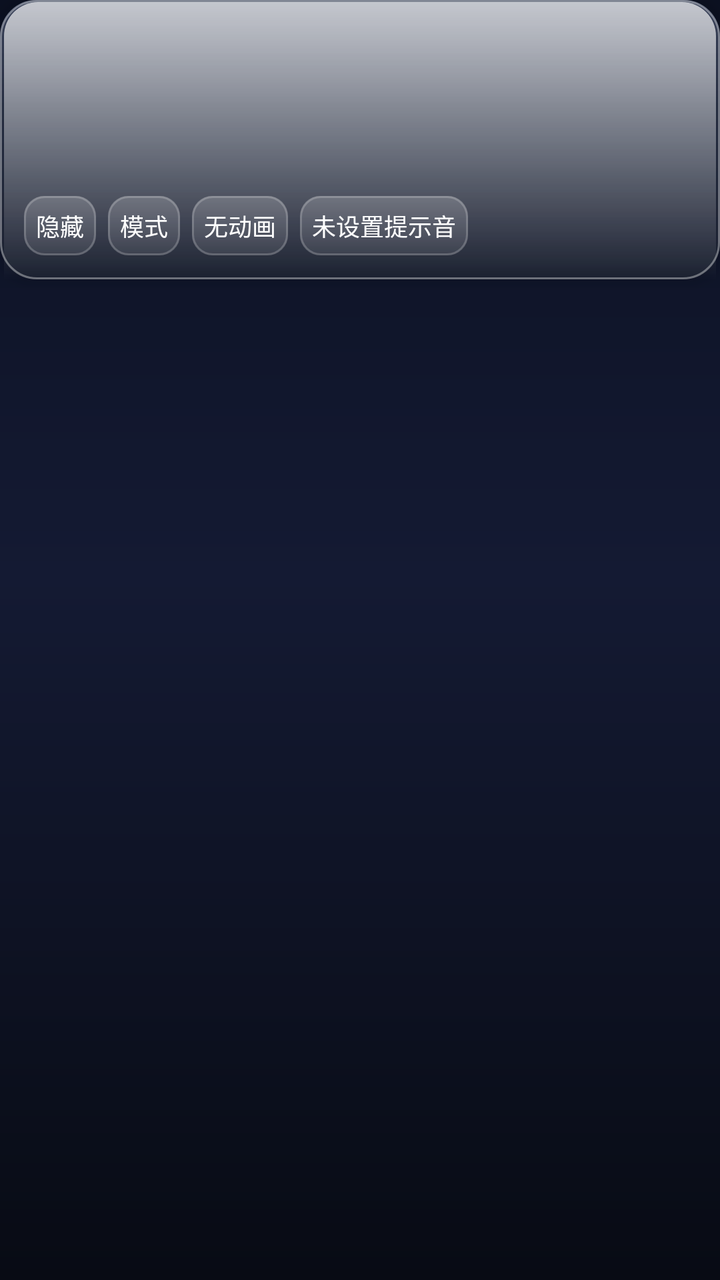
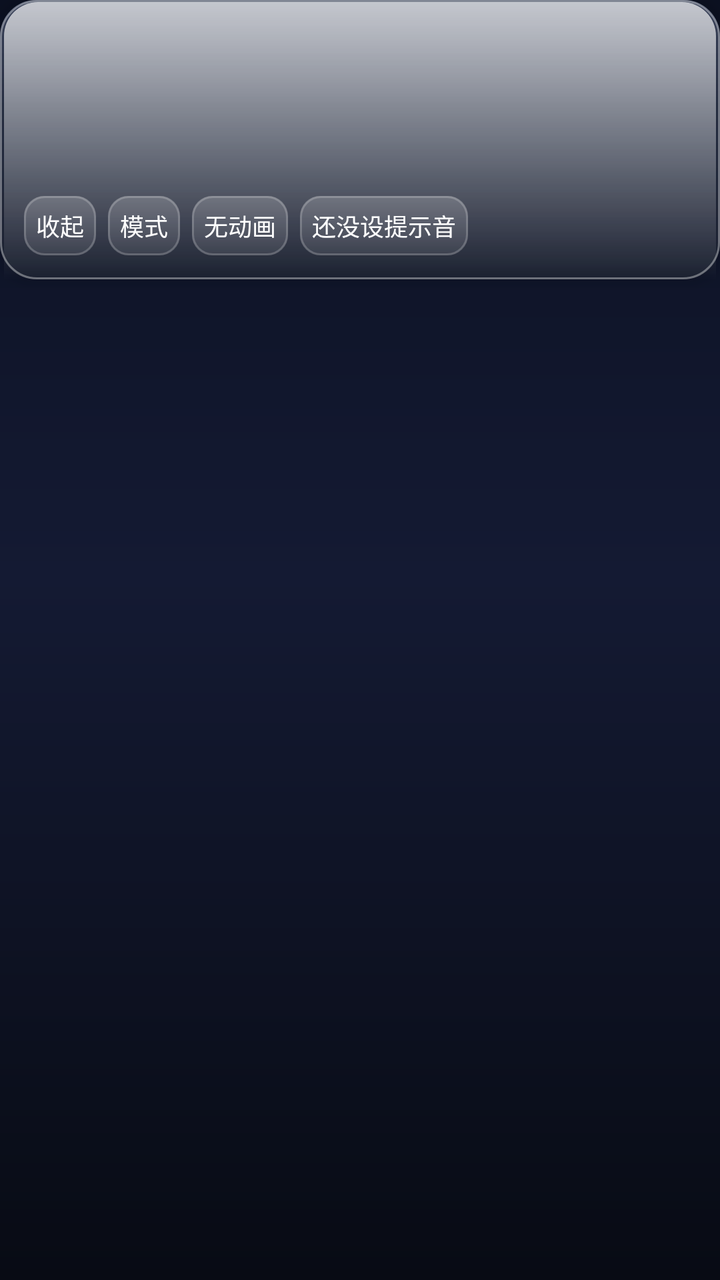

An Android layout rendered at two revisions. The XML below is the earlier revision; the diff shows what the commit changed to produce the second picture.
<!-- AndroidManifest.xml: application theme AppTheme -->
<!-- res/layout/item_countdown.xml -->
<?xml version="1.0" encoding="utf-8"?>
<FrameLayout xmlns:android="http://schemas.android.com/apk/res/android"
    android:layout_width="match_parent"
    android:layout_height="wrap_content"
    android:clipChildren="false"
    android:layout_marginBottom="10dp"
    android:background="@android:color/transparent">

    
    <LinearLayout
        android:id="@+id/itemActions"
        android:layout_width="wrap_content"
        android:layout_height="match_parent"
        android:layout_gravity="end|center_vertical"
        android:orientation="horizontal"
        android:gravity="center_vertical"
        android:visibility="invisible"
        android:background="@drawable/glass_card_strong"
        android:paddingStart="14dp"
        android:paddingEnd="10dp">

        <Button
            android:id="@+id/itemEdit"
            android:layout_width="wrap_content"
            android:layout_height="wrap_content"
            android:text="编辑"
            android:textSize="12sp"
            android:minWidth="0dp"
            android:minHeight="0dp"
            android:background="@drawable/glass_chip"
            android:padding="6dp" />

        <Button
            android:id="@+id/itemSound"
            android:layout_width="wrap_content"
            android:layout_height="wrap_content"
            android:text="提示音"
            android:textSize="12sp"
            android:minWidth="0dp"
            android:minHeight="0dp"
            android:background="@drawable/glass_chip"
            android:padding="6dp"
            android:layout_marginStart="6dp" />

        <Button
            android:id="@+id/itemDelete"
            android:layout_width="wrap_content"
            android:layout_height="wrap_content"
            android:text="删除"
            android:textSize="12sp"
            android:minWidth="0dp"
            android:minHeight="0dp"
            android:background="@drawable/glass_chip"
            android:padding="6dp"
            android:layout_marginStart="6dp" />
    </LinearLayout>

    
    <LinearLayout
        android:id="@+id/itemFront"
        android:layout_width="match_parent"
        android:layout_height="wrap_content"
        android:orientation="vertical"
        android:background="@drawable/glass_card_solid"
        android:elevation="4dp"
        android:clipChildren="false"
        android:padding="12dp">

        <TextView
            android:id="@+id/itemTitle"
            android:layout_width="match_parent"
            android:layout_height="wrap_content"
            android:textStyle="bold"
            android:textSize="16sp" />

        <TextView
            android:id="@+id/itemSub"
            android:layout_width="match_parent"
            android:layout_height="wrap_content"
            android:textSize="12sp"
            android:textColor="#B9C3DA" />

        
        <LinearLayout
            android:id="@+id/itemTime"
            android:layout_width="match_parent"
            android:layout_height="wrap_content"
            android:layout_marginTop="4dp"
            android:orientation="horizontal"
            android:gravity="center"
            android:clipChildren="false">

            <TextView
                android:id="@+id/itemTimeHead"
                android:layout_width="wrap_content"
                android:layout_height="wrap_content"
                android:textSize="17sp"
                android:textStyle="bold"
                android:includeFontPadding="false"
                android:maxLines="1"
                android:ellipsize="none"
                android:textColor="#00FFFF" />

            <TextView
                android:id="@+id/itemTimeLast"
                android:layout_width="wrap_content"
                android:layout_height="wrap_content"
                android:textSize="17sp"
                android:textStyle="bold"
                android:includeFontPadding="false"
                android:maxLines="1"
                android:ellipsize="none"
                android:textColor="#00FFFF" />

            <TextView
                android:id="@+id/itemTimeTail"
                android:layout_width="wrap_content"
                android:layout_height="wrap_content"
                android:textSize="17sp"
                android:textStyle="bold"
                android:includeFontPadding="false"
                android:maxLines="1"
                android:ellipsize="none"
                android:textColor="#00FFFF" />
        </LinearLayout>

        <TextView
            android:id="@+id/itemRemark"
            android:layout_width="match_parent"
            android:layout_height="wrap_content"
            android:textSize="12sp"
            android:textColor="#A2ADCB" />

        <LinearLayout
            android:layout_width="match_parent"
            android:layout_height="wrap_content"
            android:orientation="horizontal"
            android:layout_marginTop="8dp">

            <Button
                android:id="@+id/itemShow"
                android:layout_width="wrap_content"
                android:layout_height="wrap_content"
                android:text="隐藏"
                android:textSize="12sp"
                android:minWidth="0dp"
                android:minHeight="0dp"
                android:background="@drawable/glass_chip"
                android:padding="6dp" />

            <Button
                android:id="@+id/itemMode"
                android:layout_width="wrap_content"
                android:layout_height="wrap_content"
                android:text="模式"
                android:textSize="12sp"
                android:minWidth="0dp"
                android:minHeight="0dp"
                android:background="@drawable/glass_chip"
                android:padding="6dp"
                android:layout_marginStart="6dp" />

            
            <Button
                android:id="@+id/itemAnim"
                android:layout_width="wrap_content"
                android:layout_height="wrap_content"
                android:text="无动画"
                android:textSize="12sp"
                android:minWidth="0dp"
                android:minHeight="0dp"
                android:background="@drawable/glass_chip"
                android:padding="6dp"
                android:layout_marginStart="6dp" />

            
            <Button
                android:id="@+id/itemSoundLabel"
                android:layout_width="wrap_content"
                android:layout_height="wrap_content"
                android:text="未设置提示音"
                android:textSize="12sp"
                android:minWidth="0dp"
                android:minHeight="0dp"
                android:maxWidth="130dp"
                android:singleLine="true"
                android:ellipsize="end"
                android:background="@drawable/glass_chip"
                android:padding="6dp"
                android:layout_marginStart="6dp" />
        </LinearLayout>
    </LinearLayout>

</FrameLayout>
<!-- resources referenced by this layout -->
<resources>
  <!-- drawable glass_card_strong (drawable) -->
  <?xml version="1.0" encoding="utf-8"?>
  <layer-list xmlns:android="http://schemas.android.com/apk/res/android">
      <item>
          <shape android:shape="rectangle">
              <gradient
                  android:angle="270"
                  android:startColor="#D91B2340"
                  android:centerColor="#C7151C30"
                  android:endColor="#E0101424"
                  android:centerY="0.4" />
              <corners android:radius="22dp" />
          </shape>
      </item>
      <item>
          <shape android:shape="rectangle">
              <gradient
                  android:angle="270"
                  android:startColor="@color/glass_fill_top"
                  android:endColor="@color/glass_fill_bottom" />
              <corners android:radius="22dp" />
          </shape>
      </item>
      <item>
          <shape android:shape="rectangle">
              <stroke
                  android:width="1dp"
                  android:color="@color/glass_stroke" />
              <corners android:radius="22dp" />
          </shape>
      </item>
      <item
          android:left="3dp"
          android:right="3dp"
          android:top="1dp">
          <shape android:shape="rectangle">
              <gradient
                  android:angle="270"
                  android:startColor="@color/glass_highlight"
                  android:endColor="#00FFFFFF" />
              <corners
                  android:topLeftRadius="21dp"
                  android:topRightRadius="21dp" />
              <size android:height="7dp" />
          </shape>
      </item>
  </layer-list>
  <!-- drawable glass_chip (drawable) -->
  <?xml version="1.0" encoding="utf-8"?>
  <layer-list xmlns:android="http://schemas.android.com/apk/res/android">
      <item>
          <shape android:shape="rectangle">
              <gradient
                  android:angle="270"
                  android:startColor="#30FFFFFF"
                  android:endColor="#14FFFFFF" />
              <corners android:radius="10dp" />
          </shape>
      </item>
      <item>
          <shape android:shape="rectangle">
              <stroke
                  android:width="1dp"
                  android:color="@color/glass_stroke_soft" />
              <corners android:radius="10dp" />
          </shape>
      </item>
  </layer-list>
  <style name="AppTheme" parent="android:Theme.Material.NoActionBar">
          <item name="android:colorBackground">#0B1020</item>
          <item name="android:windowBackground">@drawable/glass_bg</item>
          <item name="android:statusBarColor">#0B1020</item>
          <item name="android:navigationBarColor">#0B1020</item>
      </style>
  <color name="glass_stroke">#5CFFFFFF</color>
  <color name="glass_highlight">#B3FFFFFF</color>
  <color name="glass_fill_top">#2EFFFFFF</color>
  <color name="glass_fill_bottom">#0EFFFFFF</color>
  <color name="glass_stroke_soft">#33FFFFFF</color>
  <!-- drawable glass_bg (drawable) -->
  <?xml version="1.0" encoding="utf-8"?>
  <shape xmlns:android="http://schemas.android.com/apk/res/android"
      android:shape="rectangle">
      <gradient
          android:angle="270"
          android:startColor="@color/glass_bg_top"
          android:centerColor="@color/glass_bg_center"
          android:endColor="@color/glass_bg_bottom"
          android:centerY="0.45" />
  </shape>
  <color name="glass_bg_top">#0B1020</color>
  <color name="glass_bg_center">#141A33</color>
  <color name="glass_bg_bottom">#080B14</color>
  <!-- unchanged entries left out for length: 1 -->
</resources>

<!-- the commit's change to res/layout/item_countdown.xml (unified diff, before → after) -->
@@ -141,7 +141,7 @@
                 android:id="@+id/itemShow"
                 android:layout_width="wrap_content"
                 android:layout_height="wrap_content"
-                android:text="隐藏"
+                android:text="收起"
                 android:textSize="12sp"
                 android:minWidth="0dp"
                 android:minHeight="0dp"
@@ -178,7 +178,7 @@
                 android:id="@+id/itemSoundLabel"
                 android:layout_width="wrap_content"
                 android:layout_height="wrap_content"
-                android:text="未设置提示音"
+                android:text="还没设提示音"
                 android:textSize="12sp"
                 android:minWidth="0dp"
                 android:minHeight="0dp"
